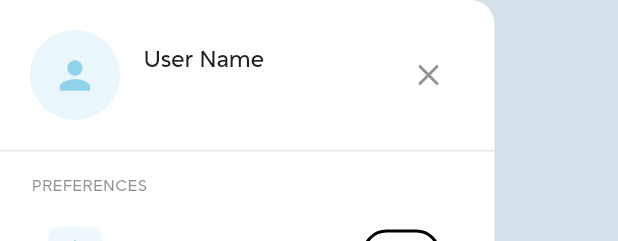
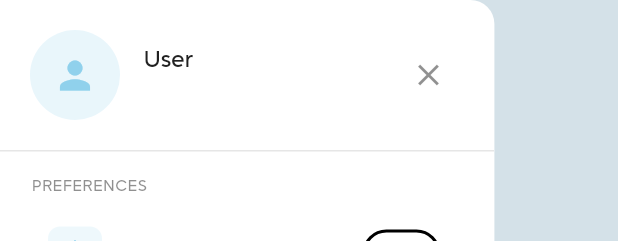
Before and after one commit to Sayem-Ahmed-Shayeed/Investify, a Flutter app: the SettingsDrawer widget shown alone on an empty page, opened directly, on a phone screen of 412 x 824 dp. Shown: the top 241 px of the screen. Run offline on Flutter 3.47's test engine with Material 3 defaults, Android fonts, the phone set to English and light mode, and no system bars; our stand-ins replace cached_network_image, file_picker, firebase_auth, firebase_core, get, shared_preferences and 1 more; accounts and stored records are empty; network calls fail.

Commit message:
display user name on setting drawer

```diff
--- a/lib/features/settings/view/settings_drawer.dart
+++ b/lib/features/settings/view/settings_drawer.dart
@@ -1,6 +1,7 @@
 import 'package:flutter/material.dart';
 import 'package:get/get.dart';
 import 'package:investify/features/auth/controller/auth_controller.dart';
+import 'package:investify/features/auth/services/user_service.dart';
 import 'package:investify/features/settings/view/widgets/app_version.dart';
 import 'package:investify/features/settings/view/widgets/build_divider.dart';
 import 'package:investify/features/settings/view/widgets/build_settings_item.dart';
@@ -119,11 +120,21 @@ class SettingsDrawer extends StatelessWidget {
             child: Column(
               crossAxisAlignment: CrossAxisAlignment.start,
               children: [
-                Text(
-                  'User Name',
-                  style: theme.textTheme.titleMedium?.copyWith(
-                    fontWeight: FontWeight.w600,
-                  ),
+                //this code displays the user name
+                FutureBuilder<Map<String, dynamic>?>(
+                  future: UserService().getCurrentUser(),
+                  builder: (context, snapshot) {
+                    String displayName = 'User';
+                    if (snapshot.hasData && snapshot.data != null) {
+                      displayName = snapshot.data!['name'] ?? 'User';
+                    }
+                    return Text(
+                      displayName,
+                      style: theme.textTheme.titleMedium?.copyWith(
+                        fontWeight: FontWeight.w600,
+                      ),
+                    );
+                  },
                 ),
                 const SizedBox(height: RomRomSizes.spaceBetweenItem),
                 Text(
```
